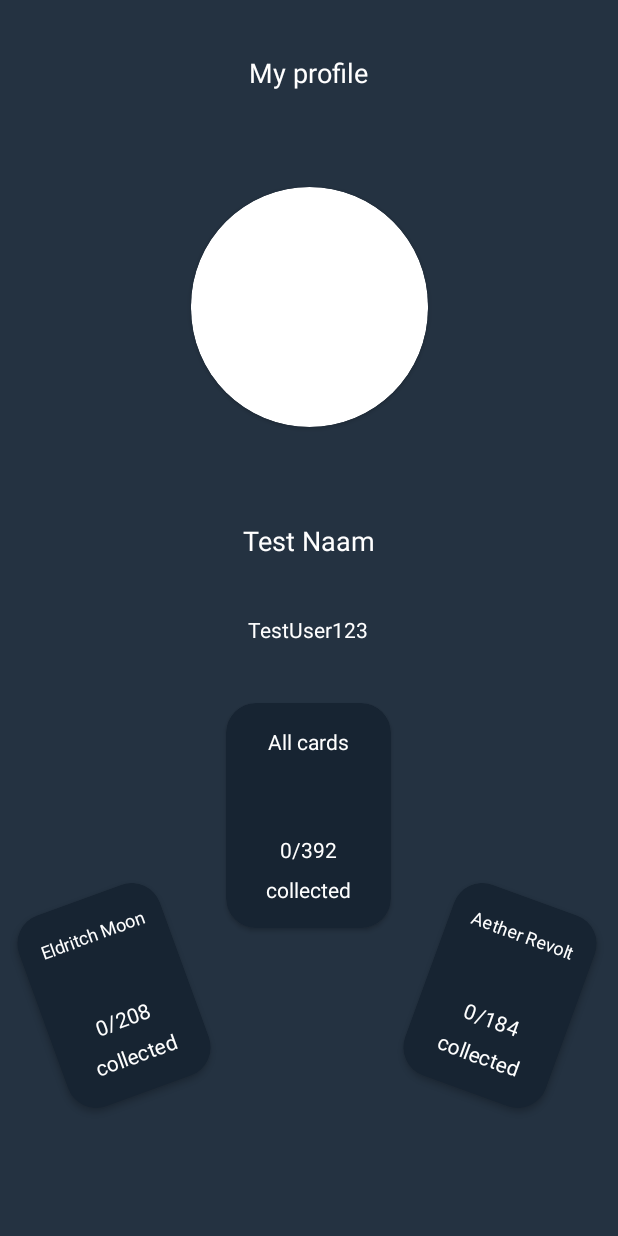
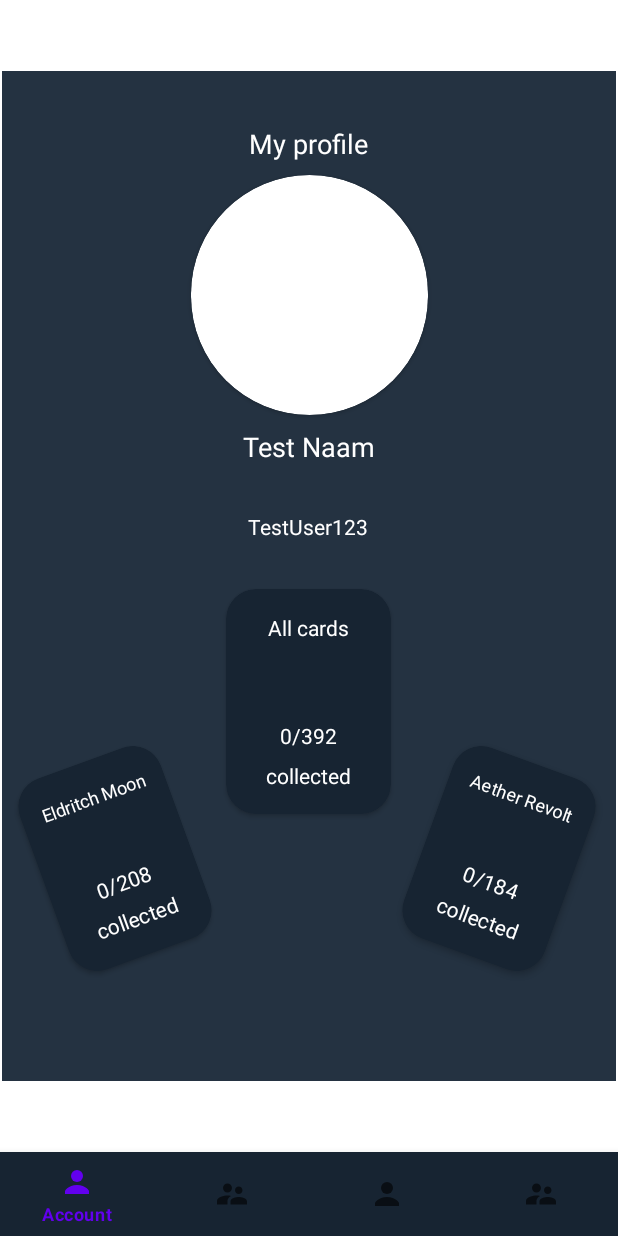
Before and after one commit to petervanrijn/Iiatimd_MTG_Collector, an Android app: the screen it shows after launch (MainActivity), on a phone screen of 412 x 824 dp. Run offline under Robolectric (Android 15) with nearby library versions, the phone set to English and light mode, and no system bars; our stand-ins replace navigation-ui; pictures from the network do not load; 2 statements that could not run were skipped.

Commit message:
'nav_fragments_working'

```diff
--- a/app/src/main/java/com/example/mtgcollection/MainActivity.java
+++ b/app/src/main/java/com/example/mtgcollection/MainActivity.java
@@ -14,27 +14,35 @@ import androidx.navigation.ui.NavigationUI;
 
 import com.google.android.material.bottomnavigation.BottomNavigationView;
 
+import static androidx.navigation.Navigation.findNavController;
+
 public class MainActivity extends AppCompatActivity {
-    ImageView cardImg;
-    TextView cardName;
-    Button logOutBtn;
+//    ImageView cardImg;
+//    TextView cardName;
+//    Button logOutBtn;
 
 
 
     @Override
     protected void onCreate(Bundle savedInstanceState) {
         super.onCreate(savedInstanceState);
-        setContentView(R.layout.activity_main);
+        setContentView(R.layout.activity_main_navigation);
 
         //Navigatiebalk
-        BottomNavigationView navView = findViewById(R.id.navigation_bottom);
+        BottomNavigationView navView = findViewById(R.id.bottomNavigationView);
+        NavController navController = findNavController(this, R.id.fragmentContainerView);
 
-        AppBarConfiguration appBarConfiguration = new AppBarConfiguration.Builder(
-                R.id.navigation_account, R.id.navigation_friends, R.id.navigation_cards, R.id.navigation_trade )
-                .build();
+
+        navView.setupWithNavController(navController);
+
+//        BottomNavigationView navView = findViewById(R.id.navigation_bottom);
+
+//        AppBarConfiguration appBarConfiguration = new AppBarConfiguration.Builder(
+//                R.id.testDestinationHome, R.id.testDestinationFriends, R.id.testDestinationCards, R.id.testDestinationTrade )
+//                .build();
 
 //        NavController navController = Navigation.findNavController(this, R.id.navHostFragment);
-//        NavigationUI.setupActionBarWithNavController(this, navController, appBarConfiguration);
+//        NavigationUI.setupActionBarWithNavController(this, navController);
 //        NavigationUI.setupWithNavController(navView, navController);
 
 
--- /dev/null
+++ b/app/src/main/java/com/example/mtgcollection/TestDestinationHome.java
@@ -0,0 +1,64 @@
+package com.example.mtgcollection;
+
+import android.os.Bundle;
+
+import androidx.fragment.app.Fragment;
+
+import android.view.LayoutInflater;
+import android.view.View;
+import android.view.ViewGroup;
+
+/**
+ * A simple {@link Fragment} subclass.
+ * Use the {@link TestDestinationHome#newInstance} factory method to
+ * create an instance of this fragment.
+ */
+public class TestDestinationHome extends Fragment {
+
+    // TODO: Rename parameter arguments, choose names that match
+    // the fragment initialization parameters, e.g. ARG_ITEM_NUMBER
+    private static final String ARG_PARAM1 = "param1";
+    private static final String ARG_PARAM2 = "param2";
+
+    // TODO: Rename and change types of parameters
+    private String mParam1;
+    private String mParam2;
+
+    public TestDestinationHome() {
+        // Required empty public constructor
+    }
+
+    /**
+     * Use this factory method to create a new instance of
+     * this fragment using the provided parameters.
+     *
+     * @param param1 Parameter 1.
+     * @param param2 Parameter 2.
+     * @return A new instance of fragment TestDestinationHome.
+     */
+    // TODO: Rename and change types and number of parameters
+    public static TestDestinationHome newInstance(String param1, String param2) {
+        TestDestinationHome fragment = new TestDestinationHome();
+        Bundle args = new Bundle();
+        args.putString(ARG_PARAM1, param1);
+        args.putString(ARG_PARAM2, param2);
+        fragment.setArguments(args);
+        return fragment;
+    }
+
+    @Override
+    public void onCreate(Bundle savedInstanceState) {
+        super.onCreate(savedInstanceState);
+        if (getArguments() != null) {
+            mParam1 = getArguments().getString(ARG_PARAM1);
+            mParam2 = getArguments().getString(ARG_PARAM2);
+        }
+    }
+
+    @Override
+    public View onCreateView(LayoutInflater inflater, ViewGroup container,
+                             Bundle savedInstanceState) {
+        // Inflate the layout for this fragment
+        return inflater.inflate(R.layout.fragment_test_destination_home, container, false);
+    }
+}
--- /dev/null
+++ b/app/src/main/res/layout/activity_main_navigation.xml
@@ -0,0 +1,30 @@
+<?xml version="1.0" encoding="utf-8"?>
+<androidx.constraintlayout.widget.ConstraintLayout xmlns:android="http://schemas.android.com/apk/res/android"
+    xmlns:tools="http://schemas.android.com/tools"
+    android:layout_width="match_parent"
+    android:layout_height="match_parent"
+    xmlns:app="http://schemas.android.com/apk/res-auto">
+
+    <com.google.android.material.bottomnavigation.BottomNavigationView
+        android:id="@+id/bottomNavigationView"
+        android:layout_width="match_parent"
+        android:layout_height="wrap_content"
+        android:background="@color/primary"
+        app:layout_constraintBottom_toBottomOf="parent"
+        app:layout_constraintEnd_toEndOf="parent"
+        app:layout_constraintStart_toStartOf="parent"
+        app:menu="@menu/bottom_nav_menu"/>
+
+    <androidx.fragment.app.FragmentContainerView
+        android:id="@+id/fragmentContainerView"
+        android:name="androidx.navigation.fragment.NavHostFragment"
+        android:layout_width="409dp"
+        android:layout_height="673dp"
+        app:defaultNavHost="true"
+        app:layout_constraintBottom_toTopOf="@+id/bottomNavigationView"
+        app:layout_constraintEnd_toEndOf="parent"
+        app:layout_constraintStart_toStartOf="parent"
+        app:layout_constraintTop_toTopOf="parent"
+        app:navGraph="@navigation/navigation_main" />
+
+</androidx.constraintlayout.widget.ConstraintLayout>
--- a/app/src/main/res/layout/activity_main.xml
+++ b/app/src/main/res/layout/fragment_test_destination_home.xml
@@ -4,8 +4,8 @@
     xmlns:tools="http://schemas.android.com/tools"
     android:layout_width="match_parent"
     android:layout_height="match_parent"
-    android:background="@color/background">
-
+    android:background="@color/background"
+    tools:context=".TestDestinationHome">
 
     <TextView
         android:id="@+id/my_profile"
@@ -31,7 +31,7 @@
         app:layout_constraintEnd_toEndOf="parent"
         app:layout_constraintStart_toStartOf="parent"
         app:layout_constraintTop_toBottomOf="@+id/my_profile"
-        app:layout_constraintVertical_bias="0.389" />
+        app:layout_constraintVertical_bias="0.302" />
 
     <TextView
         android:id="@+id/my_user"
--- a/app/src/main/res/layout/navigation_bar.xml
+++ b/app/src/main/res/layout/navigation_bar.xml
@@ -30,6 +30,6 @@
         app:layout_constraintLeft_toLeftOf="parent"
         app:layout_constraintRight_toRightOf="parent"
         app:layout_constraintTop_toTopOf="parent"
-        app:navGraph="@navigation/nav_graph" />
+        app:navGraph="@navigation/navigation_main" />
 
 </androidx.constraintlayout.widget.ConstraintLayout>
--- a/app/src/main/res/menu/bottom_nav_menu.xml
+++ b/app/src/main/res/menu/bottom_nav_menu.xml
@@ -1,19 +1,19 @@
 <?xml version="1.0" encoding="utf-8"?>
 <menu xmlns:android="http://schemas.android.com/apk/res/android">
     <item
-        android:id="@+id/navigation_account"
+        android:id="@+id/testDestinationHome"
         android:icon="@drawable/ic_account_nav_icon"
         android:title="@string/title_account" />
     <item
-        android:id="@+id/navigation_friends"
+        android:id="@+id/testDestinationFriends"
         android:icon="@drawable/ic_friends_nav_icon"
         android:title="@string/title_friends" />
     <item
-        android:id="@+id/navigation_cards"
+        android:id="@+id/testDestinationCards"
         android:icon="@drawable/ic_account_nav_icon"
         android:title="@string/title_cards" />
     <item
-        android:id="@+id/navigation_trade"
+        android:id="@+id/testDestinationTrade"
         android:icon="@drawable/ic_friends_nav_icon"
         android:title="@string/title_trade" />
 </menu>
--- /dev/null
+++ b/app/src/main/res/navigation/navigation_main.xml
@@ -0,0 +1,28 @@
+<?xml version="1.0" encoding="utf-8"?>
+<navigation xmlns:android="http://schemas.android.com/apk/res/android"
+    xmlns:app="http://schemas.android.com/apk/res-auto"
+    xmlns:tools="http://schemas.android.com/tools"
+    android:id="@+id/navigation_main"
+    app:startDestination="@id/testDestinationHome">
+
+    <fragment
+        android:id="@+id/testDestinationHome"
+        android:name="com.example.mtgcollection.TestDestinationHome"
+        android:label="fragment_test_destination_home"
+        tools:layout="@layout/fragment_test_destination_home" />
+    <fragment
+        android:id="@+id/testDestinationFriends"
+        android:name="com.example.mtgcollection.TestDestinationFriends"
+        android:label="fragment_test_destination_friends"
+        tools:layout="@layout/fragment_test_destination_friends" />
+    <fragment
+        android:id="@+id/testDestinationCards"
+        android:name="com.example.mtgcollection.TestDestinationCards"
+        android:label="fragment_test_destination_cards"
+        tools:layout="@layout/fragment_test_destination_cards" />
+    <fragment
+        android:id="@+id/testDestinationTrade"
+        android:name="com.example.mtgcollection.TestDestinationTrade"
+        android:label="fragment_test_destination_trade"
+        tools:layout="@layout/fragment_test_destination_trade" />
+</navigation>
```
Also changed, not shown: app/src/main/java/com/example/mtgcollection/TestDestinationCards.java (added, +64 -0 lines), app/src/main/java/com/example/mtgcollection/TestDestinationFriends.java (renamed from app/src/main/java/com/example/mtgcollection/navigation_bar.java, +7 -7 lines), app/src/main/java/com/example/mtgcollection/TestDestinationTrade.java (added, +64 -0 lines), app/src/main/res/layout/fragment_navigation_bar.xml (deleted, +0 -14 lines), app/src/main/res/layout/fragment_test_destination_cards.xml (added, +18 -0 lines), app/src/main/res/layout/fragment_test_destination_friends.xml (added, +18 -0 lines), app/src/main/res/layout/fragment_test_destination_trade.xml (added, +18 -0 lines), app/src/main/res/navigation/nav_graph.xml (deleted, +0 -50 lines).
